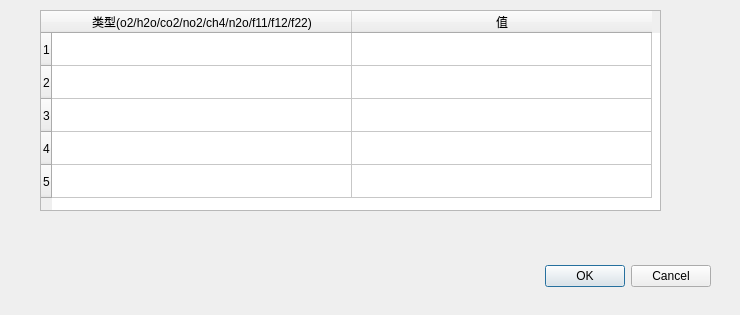
Qt form GUI/atmosadddialog.ui (code-arter/radiometer-GUI) before a commit.
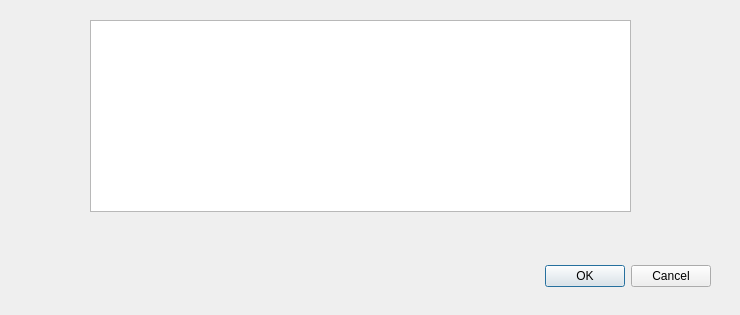
The same form after that commit.

What changed in the file:
```diff
--- a/GUI/atmosadddialog.ui
+++ b/GUI/atmosadddialog.ui
@@ -32,53 +32,12 @@
   <widget class="QTableWidget" name="tableWidget">
    <property name="geometry">
     <rect>
-     <x>40</x>
-     <y>10</y>
-     <width>621</width>
-     <height>201</height>
+     <x>90</x>
+     <y>20</y>
+     <width>541</width>
+     <height>192</height>
     </rect>
    </property>
-   <attribute name="horizontalHeaderDefaultSectionSize">
-    <number>300</number>
-   </attribute>
-   <attribute name="verticalHeaderMinimumSectionSize">
-    <number>33</number>
-   </attribute>
-   <row>
-    <property name="text">
-     <string>1</string>
-    </property>
-   </row>
-   <row>
-    <property name="text">
-     <string>2</string>
-    </property>
-   </row>
-   <row>
-    <property name="text">
-     <string>3</string>
-    </property>
-   </row>
-   <row>
-    <property name="text">
-     <string>4</string>
-    </property>
-   </row>
-   <row>
-    <property name="text">
-     <string>5</string>
-    </property>
-   </row>
-   <column>
-    <property name="text">
-     <string>类型(o2/h2o/co2/no2/ch4/n2o/f11/f12/f22)</string>
-    </property>
-   </column>
-   <column>
-    <property name="text">
-     <string>值</string>
-    </property>
-   </column>
   </widget>
  </widget>
  <resources/>
```
